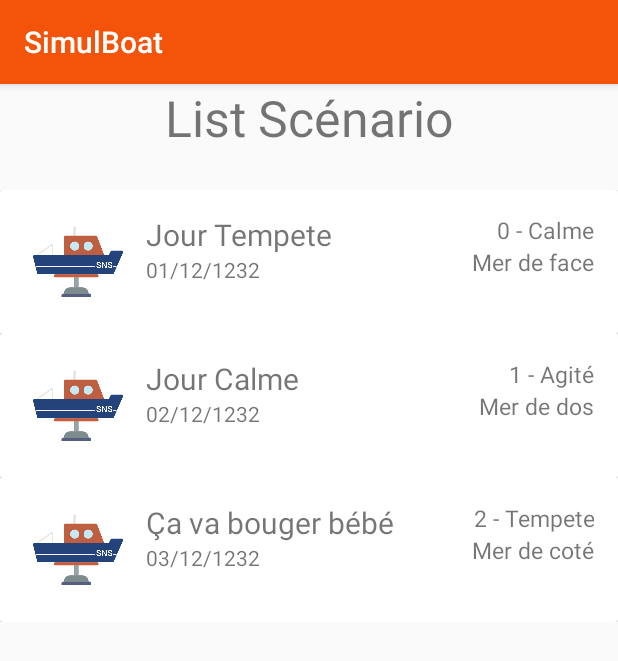
After one commit to crozes/snsm_project, an Android app: the ListScenario screen opened directly, with no data from a screen before it, on a phone screen of 412 x 824 dp. The commit adds this screen. Shown: the top 661 px of the screen. Run offline under Robolectric (Android 15) with nearby library versions, the phone set to English and light mode, and no system bars.

Commit message:
Application - List Scenarios

```diff
--- a/SimulBoat/app/build.gradle
+++ b/SimulBoat/app/build.gradle
@@ -25,4 +25,6 @@ dependencies {
     testImplementation 'junit:junit:4.12'
     androidTestImplementation 'com.android.support.test:runner:1.0.2'
     androidTestImplementation 'com.android.support.test.espresso:espresso-core:3.0.2'
+    implementation 'com.android.support:cardview-v7:28.0.0'
+    implementation 'com.android.support:recyclerview-v7:28.0.0'
 }
--- a/SimulBoat/app/src/main/AndroidManifest.xml
+++ b/SimulBoat/app/src/main/AndroidManifest.xml
@@ -18,6 +18,7 @@
         </activity>
         <activity android:name=".CreateScenario"></activity>
         <activity android:name=".Enregistrement"></activity>
+        <activity android:name=".Scenario.ListScenario"></activity>
     </application>
 
 </manifest>
--- a/SimulBoat/app/src/main/java/com/cyrilcrozes/simulboat/CreateScenario.java
+++ b/SimulBoat/app/src/main/java/com/cyrilcrozes/simulboat/CreateScenario.java
@@ -7,6 +7,10 @@ import android.widget.ArrayAdapter;
 import android.widget.Button;
 import android.widget.EditText;
 import android.widget.Spinner;
+
+import com.cyrilcrozes.simulboat.Enregistrement;
+import com.cyrilcrozes.simulboat.MainActivity;
+import com.cyrilcrozes.simulboat.R;
 
 public class CreateScenario extends MainActivity {
 
--- a/SimulBoat/app/src/main/java/com/cyrilcrozes/simulboat/Enregistrement.java
+++ b/SimulBoat/app/src/main/java/com/cyrilcrozes/simulboat/Enregistrement.java
@@ -3,15 +3,16 @@ package com.cyrilcrozes.simulboat;
 import android.content.Intent;
 import android.os.Bundle;
 import android.view.View;
-import android.view.animation.AlphaAnimation;
 import android.view.animation.Animation;
 import android.view.animation.AnimationUtils;
 import android.widget.Button;
+import android.widget.Chronometer;
 import android.widget.ImageView;
 
 public class Enregistrement extends CreateScenario {
     ImageView im;
     Button bArret;
+    Chronometer simpleChronometer;
 
     /** Called when the activity is first created. */
     public void onCreate(Bundle savedInstanceState) {
@@ -20,6 +21,8 @@ public class Enregistrement extends CreateScenario {
 
         Animation amB = AnimationUtils.loadAnimation(this,R.anim.blink_anim);
         bArret = (Button) findViewById(R.id.bArret);
+        simpleChronometer = (Chronometer) findViewById(R.id.simpleChronometer);
+        simpleChronometer.start();
 
         im = (ImageView) findViewById(R.id.iEnregistrement);
         im.setImageResource(R.drawable.logo);
--- a/SimulBoat/app/src/main/java/com/cyrilcrozes/simulboat/MainActivity.java
+++ b/SimulBoat/app/src/main/java/com/cyrilcrozes/simulboat/MainActivity.java
@@ -5,7 +5,8 @@ import android.support.v7.app.AppCompatActivity;
 import android.os.Bundle;
 import android.view.View;
 import android.widget.Button;
-import android.widget.TextView;
+
+import com.cyrilcrozes.simulboat.Scenario.ListScenario;
 
 public class MainActivity extends AppCompatActivity {
 
@@ -14,13 +15,22 @@ public class MainActivity extends AppCompatActivity {
         super.onCreate(savedInstanceState);
         setContentView(R.layout.activity_main);
 
-        Button button = findViewById(R.id.bScenario);
-        button.setOnClickListener(new View.OnClickListener() {
+        Button createScenario = findViewById(R.id.bScenario);
+        createScenario.setOnClickListener(new View.OnClickListener() {
             public void onClick(View v) {
                 Intent myIntent = new Intent(v.getContext(), CreateScenario.class);
                 startActivityForResult(myIntent, 0);
 
             }
         });
+
+        Button listScenario = findViewById(R.id.bScenarioList);
+        listScenario.setOnClickListener(new View.OnClickListener() {
+            public void onClick(View v) {
+                Intent myIntent = new Intent(v.getContext(), ListScenario.class);
+                startActivityForResult(myIntent, 0);
+
+            }
+        });
     }
 }
--- /dev/null
+++ b/SimulBoat/app/src/main/java/com/cyrilcrozes/simulboat/Scenario/ListScenario.java
@@ -0,0 +1,50 @@
+package com.cyrilcrozes.simulboat.Scenario;
+
+import android.os.Bundle;
+import android.support.v7.widget.LinearLayoutManager;
+import android.support.v7.widget.RecyclerView;
+import android.widget.TextView;
+
+import com.cyrilcrozes.simulboat.MainActivity;
+import com.cyrilcrozes.simulboat.R;
+import com.cyrilcrozes.simulboat.Scenario.Scenario;
+import com.cyrilcrozes.simulboat.Scenario.ScenarioAdapter;
+
+import java.util.ArrayList;
+import java.util.List;
+
+public class ListScenario extends MainActivity {
+    RecyclerView scenariolist;
+    TextView alerte;
+    private List<Scenario> scenarios = new ArrayList<>();
+
+    private void initializeData(){
+        scenarios.add(new Scenario("Jour Tempete", "01/12/1232","0 - Calme","Mer de face"));
+        scenarios.add(new Scenario("Jour Calme", "02/12/1232","1 - Agité","Mer de dos"));
+        scenarios.add(new Scenario("Ça va bouger bébé", "03/12/1232","2 - Tempete","Mer de coté"));
+    }
+
+    public void onCreate(Bundle savedInstanceState) {
+        super.onCreate(savedInstanceState);
+        setContentView(R.layout.scenariolist);
+
+        alerte = (TextView) findViewById(R.id.tvAlerteScenarioList);
+
+        initializeData();
+
+        if (scenarios.isEmpty()){
+            alerte.setText("Pas de scenario enregistrés");
+        }
+        else
+        {
+            scenariolist = (RecyclerView) findViewById(R.id.rv);
+            scenariolist.setHasFixedSize(true);
+
+            LinearLayoutManager llm = new LinearLayoutManager(getApplicationContext());
+            scenariolist.setLayoutManager(llm);
+
+            ScenarioAdapter adapter = new ScenarioAdapter(scenarios);
+            scenariolist.setAdapter(adapter);
+        }
+    }
+}
--- /dev/null
+++ b/SimulBoat/app/src/main/java/com/cyrilcrozes/simulboat/Scenario/Scenario.java
@@ -0,0 +1,15 @@
+package com.cyrilcrozes.simulboat.Scenario;
+
+public class Scenario {
+    String name;
+    String date;
+    String etatMer;
+    String sensNav;
+
+    Scenario(String name, String date, String etatMer, String sensNav) {
+        this.name = name;
+        this.date = date;
+        this.etatMer = etatMer;
+        this.sensNav = sensNav;
+    }
+}
--- /dev/null
+++ b/SimulBoat/app/src/main/java/com/cyrilcrozes/simulboat/Scenario/ScenarioAdapter.java
@@ -0,0 +1,65 @@
+package com.cyrilcrozes.simulboat.Scenario;
+
+import android.support.v7.widget.CardView;
+import android.support.v7.widget.RecyclerView;
+import android.view.LayoutInflater;
+import android.view.View;
+import android.view.ViewGroup;
+import android.widget.TextView;
+
+import com.cyrilcrozes.simulboat.R;
+
+import java.util.List;
+
+public class ScenarioAdapter extends RecyclerView.Adapter<ScenarioAdapter.ScenarioViewHolder>{
+
+    public static class ScenarioViewHolder extends RecyclerView.ViewHolder {
+        CardView cv;
+        TextView name;
+        TextView date;
+        TextView etatMer;
+        TextView sensNav;
+
+        ScenarioViewHolder(View itemView) {
+            super(itemView);
+            cv = (CardView)itemView.findViewById(R.id.cv);
+            name = (TextView)itemView.findViewById(R.id.nomScenario);
+            date = (TextView)itemView.findViewById(R.id.dateScenario);
+            etatMer = (TextView)itemView.findViewById(R.id.tvEtatMer);
+            sensNav = (TextView)itemView.findViewById(R.id.tvSensNav);
+        }
+    }
+
+    private List<Scenario> scenarios;
+
+    ScenarioAdapter(List<Scenario> scenarios){
+        this.scenarios = scenarios;
+    }
+
+    @Override
+    public ScenarioViewHolder onCreateViewHolder(ViewGroup viewGroup, int i) {
+        View v = LayoutInflater.from(viewGroup.getContext()).inflate(R.layout.scenariocard, viewGroup, false);
+        ScenarioViewHolder pvh = new ScenarioViewHolder(v);
+        return pvh;
+    }
+
+    @Override
+    public void onBindViewHolder(ScenarioViewHolder scenarioViewHolder, int i) {
+        scenarioViewHolder.name.setText(scenarios.get(i).name);
+        scenarioViewHolder.date.setText(scenarios.get(i).date);
+        scenarioViewHolder.etatMer.setText(scenarios.get(i).etatMer);
+        scenarioViewHolder.sensNav.setText(scenarios.get(i).sensNav);
+
+    }
+
+    @Override
+    public int getItemCount() {
+        return scenarios.size();
+    }
+
+    @Override
+    public void onAttachedToRecyclerView(RecyclerView recyclerView) {
+        super.onAttachedToRecyclerView(recyclerView);
+    }
+
+}
--- a/SimulBoat/app/src/main/res/layout/activity_main.xml
+++ b/SimulBoat/app/src/main/res/layout/activity_main.xml
@@ -29,21 +29,16 @@
             android:layout_height="wrap_content"
             android:text="Voir les scénarios" />
 
-        <TextView
-            android:id="@+id/test"
-            android:layout_width="match_parent"
-            android:layout_height="wrap_content"
-            android:text="TextView" />
         <RelativeLayout
             android:id="@+id/InnerRelativeLayout"
             android:layout_width="wrap_content"
-            android:layout_height="wrap_content"
-            android:layout_alignParentBottom="true" >
+            android:layout_height="wrap_content">
 
             <ImageView
                 android:id="@+id/imageView"
                 android:layout_width="match_parent"
                 android:layout_height="100pt"
+                android:paddingBottom="10pt"
                 android:layout_alignParentBottom="true"
                 app:srcCompat="@drawable/logosnsm" />
 
--- a/SimulBoat/app/src/main/res/layout/enregistrement.xml
+++ b/SimulBoat/app/src/main/res/layout/enregistrement.xml
@@ -26,18 +26,33 @@
             android:textSize="15pt"
             android:textAlignment="center"/>
 
+        <Chronometer
+            android:id="@+id/simpleChronometer"
+            android:layout_width="match_parent"
+            android:layout_height="wrap_content"
+            android:textAlignment="center"
+            android:textSize="12pt" />
+
         <ImageView
             android:id="@+id/iEnregistrement"
             android:layout_width="match_parent"
             android:layout_height="150pt"
             android:maxWidth="50pt" />
 
-        <Button
-            android:id="@+id/bArret"
-            android:layout_width="match_parent"
+
+        <RelativeLayout
+            android:id="@+id/InnerRelativeLayout"
+            android:layout_width="wrap_content"
             android:layout_height="wrap_content"
-            android:layout_alignParentBottom="true"
-            android:text="Fin Enregistrement" />
+            android:layout_alignParentBottom="true" >
 
+            <Button
+                android:id="@+id/bArret"
+                android:layout_width="match_parent"
+                android:layout_height="wrap_content"
+                android:layout_alignParentBottom="true"
+                android:text="Fin Enregistrement" />
+
+        </RelativeLayout>
     </LinearLayout>
 </RelativeLayout>
--- /dev/null
+++ b/SimulBoat/app/src/main/res/layout/scenariocard.xml
@@ -0,0 +1,71 @@
+<?xml version="1.0" encoding="utf-8"?>
+<LinearLayout xmlns:android="http://schemas.android.com/apk/res/android"
+    xmlns:app="http://schemas.android.com/apk/res-auto"
+    android:layout_width="wrap_content"
+    android:layout_height="wrap_content">
+
+    <android.support.v7.widget.CardView
+        android:id="@+id/cv"
+        android:layout_width="match_parent"
+        android:layout_height="wrap_content">
+
+        <RelativeLayout
+            android:layout_width="match_parent"
+            android:layout_height="wrap_content"
+            android:padding="16dp">
+
+            <ImageView
+                android:id="@+id/logoScenario"
+                android:layout_width="71dp"
+                android:layout_height="64dp"
+                android:layout_alignParentLeft="true"
+                android:layout_alignParentTop="true"
+                android:layout_marginRight="10dp"
+                app:srcCompat="@drawable/logo" />
+
+            <TextView
+                android:id="@+id/nomScenario"
+                android:layout_width="wrap_content"
+                android:layout_height="wrap_content"
+                android:layout_alignParentTop="true"
+                android:layout_toRightOf="@+id/logoScenario"
+                android:text="Name"
+                android:textSize="20sp" />
+
+            <TextView
+                android:id="@+id/dateScenario"
+                android:layout_width="wrap_content"
+                android:layout_height="wrap_content"
+                android:layout_below="@+id/nomScenario"
+                android:layout_toRightOf="@+id/logoScenario"
+                android:text="date" />
+
+            <TextView
+                android:id="@+id/tvEtatMer"
+                android:layout_width="wrap_content"
+                android:layout_height="wrap_content"
+                android:layout_alignParentRight="true"
+                android:layout_alignParentTop="true"
+                android:layout_marginLeft="30dp"
+                android:layout_toRightOf="@+id/nomScenario"
+                android:text="Etat Mer"
+                android:textAlignment="textEnd"
+                android:textSize="15sp"
+                />
+            <TextView
+                android:id="@+id/tvSensNav"
+                android:layout_width="wrap_content"
+                android:layout_height="wrap_content"
+                android:layout_alignParentRight="true"
+                android:textAlignment="textEnd"
+                android:layout_marginLeft="30dp"
+                android:layout_below="@+id/tvEtatMer"
+                android:layout_toRightOf="@+id/nomScenario"
+                android:text="Sens Navigation"
+                android:textSize="15sp"
+                />
+
+        </RelativeLayout>
+
+    </android.support.v7.widget.CardView>
+</LinearLayout>
--- a/SimulBoat/app/src/main/res/layout/scenariolayout.xml
+++ b/SimulBoat/app/src/main/res/layout/scenariolayout.xml
@@ -62,14 +62,24 @@
             android:id="@+id/spinnerSens"
             android:layout_width="match_parent"
             android:layout_height="wrap_content"
-            android:textSize="12pt"
-            android:layout_marginBottom="5pt"/>
+            android:textSize="12pt" />
 
-        <Button
-            android:id="@+id/bEnregistrement"
-            android:layout_width="match_parent"
+
+
+        <RelativeLayout
+            android:id="@+id/InnerRelativeLayout"
+            android:layout_width="wrap_content"
             android:layout_height="wrap_content"
-            android:text="Lancer l'enregistrement" />
+            >
+
+            <Button
+                android:id="@+id/bEnregistrement"
+                android:layout_width="match_parent"
+                android:layout_height="wrap_content"
+                android:layout_alignParentBottom="true"
+                android:text="Lancer l'enregistrement" />
+
+        </RelativeLayout>
     </LinearLayout>
 
 
--- /dev/null
+++ b/SimulBoat/app/src/main/res/layout/scenariolist.xml
@@ -0,0 +1,40 @@
+<?xml version="1.0" encoding="utf-8"?>
+<android.support.constraint.ConstraintLayout
+    xmlns:android="http://schemas.android.com/apk/res/android"
+    xmlns:app="http://schemas.android.com/apk/res-auto"
+    xmlns:tools="http://schemas.android.com/tools"
+    android:layout_width="match_parent"
+    android:layout_height="match_parent">
+
+    <LinearLayout
+        android:layout_width="match_parent"
+        android:layout_height="match_parent"
+        android:orientation="vertical">
+
+        <TextView
+            android:id="@+id/textView7"
+            android:layout_width="match_parent"
+            android:layout_height="wrap_content"
+            android:layout_marginBottom="2dp"
+            android:text="List Scénario"
+            android:textAlignment="center"
+            android:textSize="15pt" />
+
+        <TextView
+            android:id="@+id/tvAlerteScenarioList"
+            android:layout_width="match_parent"
+            android:layout_height="wrap_content"
+            android:layout_marginBottom="2pt"
+            android:textAlignment="center" />
+
+        <android.support.v7.widget.RecyclerView
+            android:layout_width="match_parent"
+            android:layout_height="match_parent"
+            android:id="@+id/rv"
+            />
+
+
+
+    </LinearLayout>
+
+</android.support.constraint.ConstraintLayout>
```
